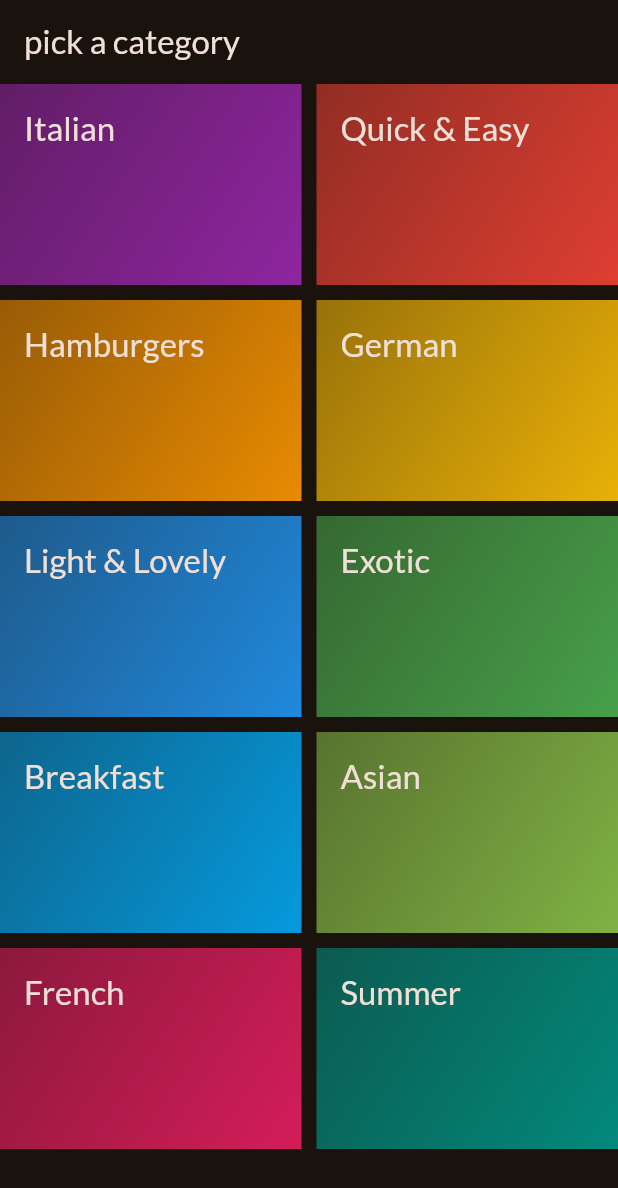
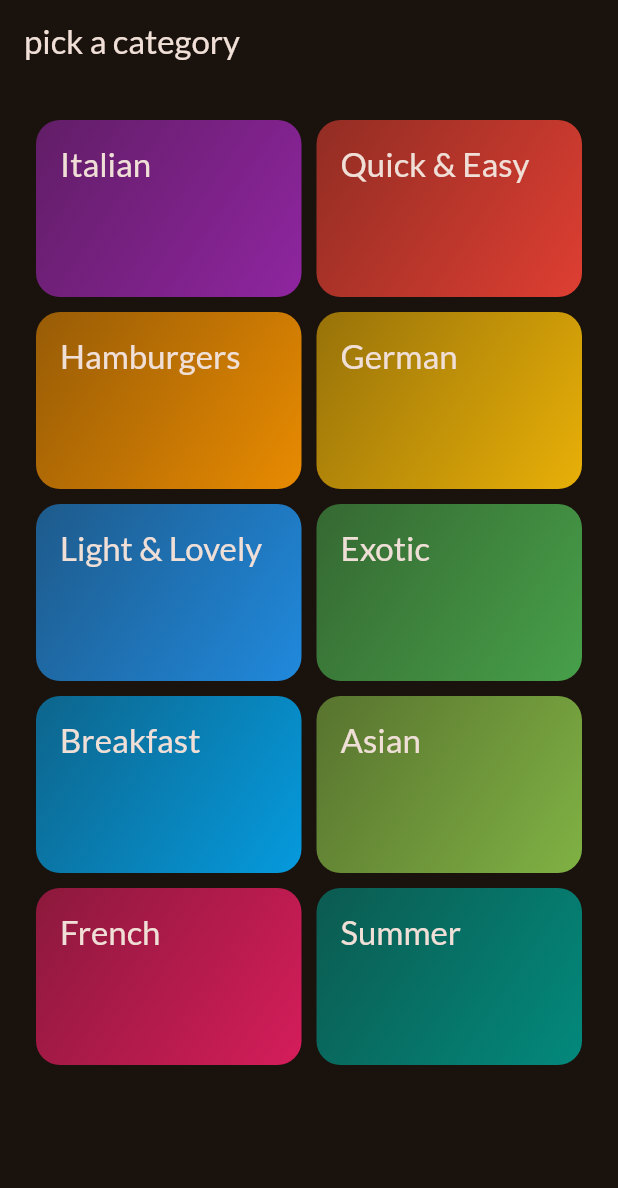
Before and after one commit to Rishi-Mishra0704/shopoholic, a Flutter app: the screen it shows after launch, on a phone screen of 412 x 824 dp. Shown: the top 1188 px of the screen. Run offline on Flutter 3.47's test engine with Material 2 defaults, Android fonts, the phone set to English and light mode, and no system bars; our stand-ins replace google_fonts.

Commit message:
add tyling to categories

```diff
--- a/lib/screens/categories.dart
+++ b/lib/screens/categories.dart
@@ -13,6 +13,7 @@ class CategoriesScreen extends StatelessWidget {
         title: const Text('pick a category'),
       ),
       body: GridView(
+        padding: const EdgeInsets.all(24),
         gridDelegate: const SliverGridDelegateWithFixedCrossAxisCount(
             crossAxisCount: 2,
             childAspectRatio: 3 / 2,
--- a/lib/widgets/category_grid_item.dart
+++ b/lib/widgets/category_grid_item.dart
@@ -8,13 +8,18 @@ class CategoryGridItem extends StatelessWidget {
 
   @override
   Widget build(BuildContext context) {
-    return Container(
+    return InkWell(
+      onTap: (){},
+      splashColor: Theme.of(context).primaryColor,
+      borderRadius: BorderRadius.circular(16),
+      child: Container(
         padding: const EdgeInsets.all(16),
         decoration: BoxDecoration(
           gradient: LinearGradient(colors: [
             category.color.withOpacity(0.55),
             category.color.withOpacity(0.9),
           ], begin: Alignment.topLeft, end: Alignment.bottomRight),
+          borderRadius: BorderRadius.circular(16),
         ),
         child: Text(
           category.title,
@@ -22,6 +27,7 @@ class CategoryGridItem extends StatelessWidget {
                 color: Theme.of(context).colorScheme.onBackground,
               ),
         ),
+      ),
     );
   }
 }
```
Lines whose indentation alone changed are shown as unchanged.
